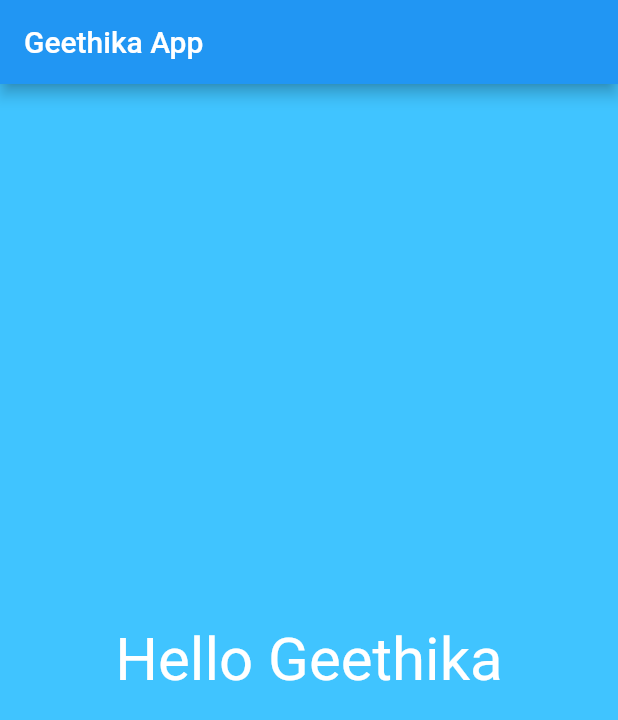
After one commit to PhalugunaRao/FlutterLearning, a Flutter app: the screen it shows after launch, on a phone screen of 412 x 824 dp. The commit adds this screen. Shown: the top 720 px of the screen. Run offline on Flutter 3.47's test engine with Material 2 defaults, Android fonts, the phone set to English and light mode, and no system bars.

Commit message:
Organize your Dart code in the Flutter

```diff
--- /dev/null
+++ b/lib/app_screens/first_screen.dart
@@ -0,0 +1,17 @@
+import 'package:flutter/material.dart';
+
+class FirstScreen extends StatelessWidget{
+  @override
+  Widget build(BuildContext context) {
+    return Material(
+      color: Colors.lightBlueAccent,
+      child: Center(child: Text(
+        "Hello Geethika",
+        textDirection: TextDirection.ltr,
+        style: TextStyle(color: Colors.white,fontSize: 40.0),
+      ) ,
+      ),
+    );
+  }
+
+}
--- a/lib/main.dart
+++ b/lib/main.dart
@@ -1,21 +1,19 @@
 import "package:flutter/material.dart";
+import 'app_screens/first_screen.dart';
 
-void main(){
-  runApp(
-    MaterialApp(
-      title: "My Flutter App",
-      home: Scaffold(
-        appBar: AppBar(title: Text("Geethika App"),),
-        body : Material(
-        color: Colors.lightBlueAccent,
-        child: Center(child: Text(
-            "Hello Geethika",
-            textDirection: TextDirection.ltr,
-          style: TextStyle(color: Colors.white,fontSize: 40.0),
-        ) ,
-        ),
-      ),
-    )
-    )
-  );
+void main() => runApp(new MyFlutterApp());
+
+class MyFlutterApp extends StatelessWidget{
+  @override
+  Widget build(BuildContext context) {
+    return MaterialApp(
+      debugShowCheckedModeBanner: false,
+        title: "My Flutter App",
+        home: Scaffold(
+          appBar: AppBar(title: Text("Geethika App"),),
+          body : FirstScreen()
+        )
+    );
+  }
+
 }
```
